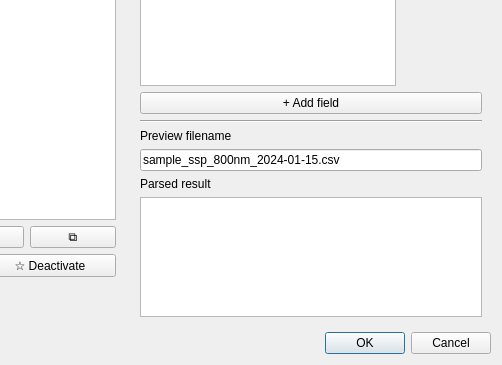
The window that src/sfg_app2/app/ui/pattern_editor_dialog.ui (silanglois/SFG-App) describes before a commit, drawn with Qt 5; both pictures show x 174 to 676 and y 174 to 539 of the 676 by 539 pixel window.
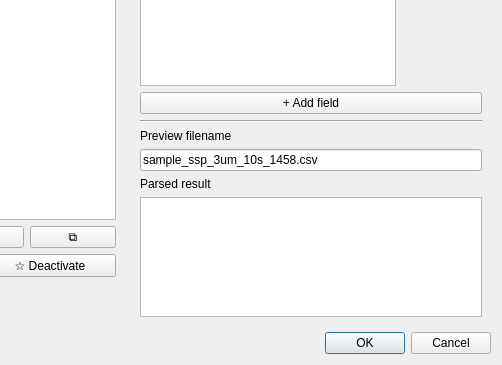
The same window after the commit.

Commit message: fixed UX issues with pattern manager dialog

The edit to the form file:
```diff
--- a/src/sfg_app2/app/ui/pattern_editor_dialog.ui
+++ b/src/sfg_app2/app/ui/pattern_editor_dialog.ui
@@ -196,7 +196,7 @@
         <item>
          <widget class="QLineEdit" name="previewFilenameLineEdit">
           <property name="text">
-           <string>sample_ssp_800nm_2024-01-15.csv</string>
+           <string>sample_ssp_3um_10s_1458.csv</string>
           </property>
          </widget>
         </item>
```
Left out of the diff: 3 changed lines with no effect on the pictures. The commit also changes 3 other files.
